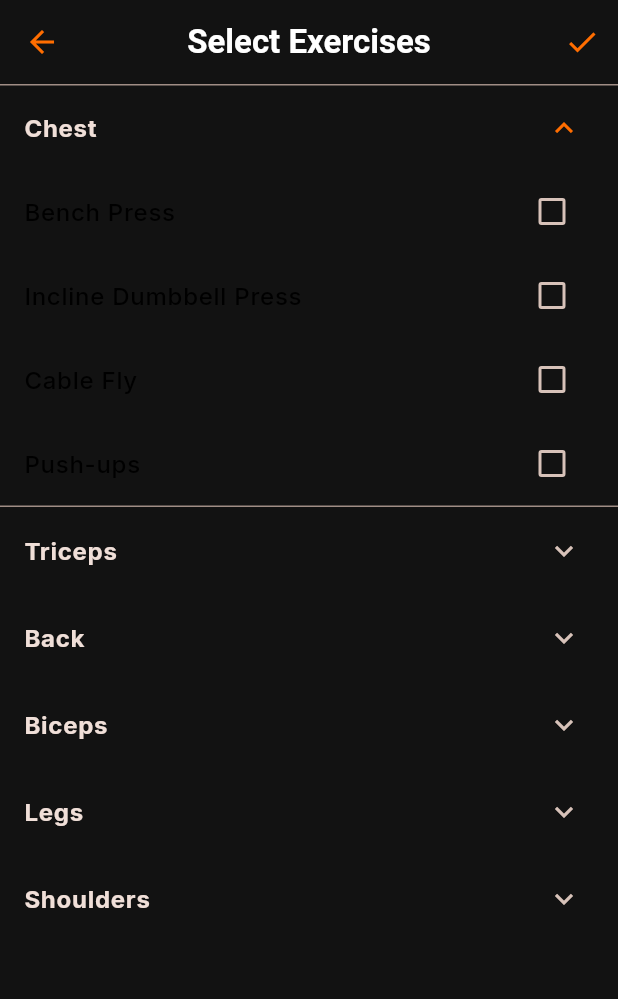
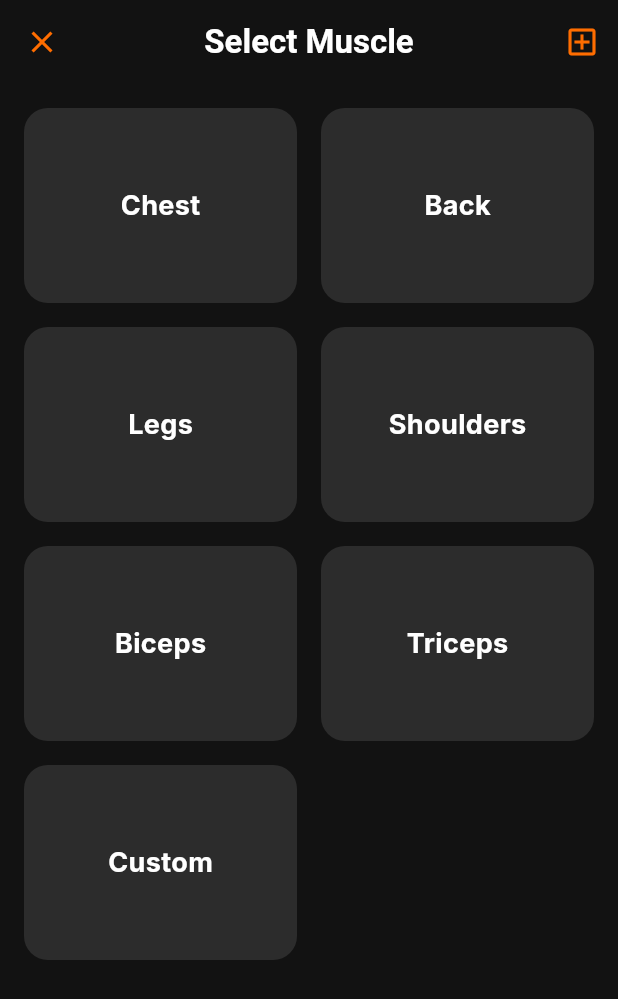
Before and after one commit to pratikg003/gym-tracker, a Flutter app: the ExerciseSelectionScreen screen opened directly, on a phone screen of 412 x 824 dp. Shown: the top 999 px of the screen. Run offline on Flutter 3.47's test engine with Material 3 defaults, Android fonts, the phone set to English and light mode, and no system bars; our stand-ins replace file_picker, fl_chart, google_fonts, share_plus, sqflite; accounts and stored records are empty.

Commit message:
refactor: restructure exercise selection flow - Implemented view swapping between a muscle group grid and an exercise list - Added dynamic selection counters to muscle group cards - Added a floating action button and dialog to create custom exercises - Updated AppBar to dynamically show the active muscle group and back navigation

```diff
--- a/lib/ui/screens/exercise_selection_screen.dart
+++ b/lib/ui/screens/exercise_selection_screen.dart
@@ -11,106 +11,236 @@ class ExerciseSelectionScreen extends StatefulWidget {
 }
 
 class _ExerciseSelectionScreenState extends State<ExerciseSelectionScreen> {
-  final Map<String, List<String>> _exerciseCatalog = {
+  // Removed 'final' so we can add custom exercises to it
+  Map<String, List<String>> _exerciseCatalog = {
     'Chest': ['Bench Press', 'Incline Dumbbell Press', 'Cable Fly', 'Push-ups'],
-    'Triceps': [
-      'Tricep Pushdown',
-      'Overhead Extension',
-      'Skullcrushers',
-      'Dips',
-    ],
     'Back': ['Pull-ups', 'Lat Pulldown', 'Barbell Row', 'Deadlift'],
-    'Biceps': ['Barbell Curl', 'Dumbbell Curl', 'Hammer Curl'],
     'Legs': ['Squats', 'Leg Press', 'Romanian Deadlift', 'Calf Raises'],
     'Shoulders': ['Overhead Press', 'Lateral Raises', 'Face Pulls'],
+    'Biceps': ['Barbell Curl', 'Dumbbell Curl', 'Hammer Curl'],
+    'Triceps': ['Tricep Pushdown', 'Overhead Extension', 'Skullcrushers', 'Dips'],
+    'Custom': [], // Added a dedicated bucket for uncategorized custom exercises
   };
 
   final Set<String> _selectedExercises = {};
+  String? _activeMuscleGroup; // Tracks which view to show
+
+  // Dialog to create a new custom exercise
+  void _showCustomExerciseDialog() {
+    final TextEditingController controller = TextEditingController();
+
+    showDialog(
+      context: context,
+      builder: (context) => AlertDialog(
+        title: const Text('Create Custom Exercise'),
+        content: TextField(
+          controller: controller,
+          autofocus: true,
+          textCapitalization: TextCapitalization.words,
+          decoration: const InputDecoration(
+            hintText: 'e.g., Zercher Squat',
+            border: OutlineInputBorder(),
+          ),
+        ),
+        actions: [
+          TextButton(
+            onPressed: () => Navigator.pop(context),
+            child: const Text('Cancel'),
+          ),
+          ElevatedButton(
+            onPressed: () {
+              if (controller.text.trim().isNotEmpty) {
+                setState(() {
+                  String newExercise = controller.text.trim();
+                  // Add to the active muscle group, or 'Custom' if on the grid view
+                  String group = _activeMuscleGroup ?? 'Custom';
+
+                  if (!_exerciseCatalog[group]!.contains(newExercise)) {
+                    _exerciseCatalog[group]!.add(newExercise);
+                  }
+                  _selectedExercises.add(newExercise); // Auto-select it
+                });
+                Navigator.pop(context);
+              }
+            },
+            child: const Text('Save & Select'),
+          ),
+        ],
+      ),
+    );
+  }
+
   @override
   Widget build(BuildContext context) {
     final provider = context.watch<WorkoutProvider>();
 
     return Scaffold(
       appBar: AppBar(
-        title: Text("Select Exercises"),
+        // Dynamic Title
+        title: Text(_activeMuscleGroup == null ? "Select Muscle" : _activeMuscleGroup!),
+        // Dynamic Leading Icon (Back button functionality)
+        leading: IconButton(
+          icon: Icon(_activeMuscleGroup == null ? Icons.close : Icons.arrow_back),
+          onPressed: () {
+            if (_activeMuscleGroup != null) {
+              setState(() => _activeMuscleGroup = null); // Go back to grid
+            } else {
+              Navigator.pop(context); // Close the whole screen
+            }
+          },
+        ),
         actions: [
           IconButton(
-            onPressed: () {
-              Navigator.pop(context, _selectedExercises.toList());
-            },
-            icon: Icon(Icons.check),
+            onPressed: _showCustomExerciseDialog,
+            icon: const Icon(Icons.add_box_outlined),
+            tooltip: "Create Custom Exercise",
           ),
         ],
       ),
-      body: ListView.builder(
-        itemCount: _exerciseCatalog.length,
-        itemBuilder: (context, index) {
-          String muscleGroup = _exerciseCatalog.keys.elementAt(index);
-          List<String> exercises = _exerciseCatalog[muscleGroup]!;
+      body: _activeMuscleGroup == null
+          ? _buildGridView()
+          : _buildListView(provider),
 
-          return ExpansionTile(
-            title: Text(
-              muscleGroup,
+      // Floating Action Button
+      floatingActionButton: _selectedExercises.isNotEmpty
+          ? FloatingActionButton.extended(
+              onPressed: () => Navigator.pop(context, _selectedExercises.toList()),
+              label: Text(
+                "Add ${_selectedExercises.length} Exercise${_selectedExercises.length > 1 ? 's' : ''}",
                 style: const TextStyle(fontWeight: FontWeight.bold),
               ),
-            initiallyExpanded: index == 0, // Expand the first one by default
-            children: exercises.map((exercise) {
-              // 1. Check if the exercise is already in today's log
-              bool alreadyAdded =
-                  provider.currentLog?.exercises.any(
+              icon: const Icon(Icons.check),
+              backgroundColor: Theme.of(context).colorScheme.primary,
+              foregroundColor: Colors.white,
+            )
+          : null,
+      floatingActionButtonLocation: FloatingActionButtonLocation.centerFloat,
+    );
+  }
+
+  // --- 1. GRID VIEW (Muscle Groups) ---
+  Widget _buildGridView() {
+    return GridView.builder(
+      padding: const EdgeInsets.all(16),
+      gridDelegate: const SliverGridDelegateWithFixedCrossAxisCount(
+        crossAxisCount: 2,
+        crossAxisSpacing: 16,
+        mainAxisSpacing: 16,
+        childAspectRatio: 1.4,
+      ),
+      itemCount: _exerciseCatalog.keys.length,
+      itemBuilder: (context, index) {
+        String group = _exerciseCatalog.keys.elementAt(index);
+
+        // Count how many exercises from this group are currently selected
+        int selectedCount = _exerciseCatalog[group]!
+            .where((ex) => _selectedExercises.contains(ex))
+            .length;
+
+        return InkWell(
+          onTap: () => setState(() => _activeMuscleGroup = group),
+          borderRadius: BorderRadius.circular(16),
+          child: Container(
+            decoration: BoxDecoration(
+              color: const Color(0xFF2C2C2C), // Dark theme card color
+              borderRadius: BorderRadius.circular(16),
+              border: selectedCount > 0
+                  ? Border.all(color: Theme.of(context).colorScheme.primary, width: 2) // Orange accent if items are selected
+                  : null,
+            ),
+            child: Center(
+              child: Column(
+                mainAxisAlignment: MainAxisAlignment.center,
+                children: [
+                  Text(
+                    group,
+                    style: const TextStyle(
+                      fontSize: 18,
+                      fontWeight: FontWeight.bold,
+                      color: Colors.white,
+                    ),
+                  ),
+                  if (selectedCount > 0)
+                    Padding(
+                      padding: const EdgeInsets.only(top: 8.0),
+                      child: Text(
+                        '$selectedCount Selected',
+                        style: TextStyle(
+                          color: Theme.of(context).colorScheme.primary,
+                          fontSize: 13,
+                          fontWeight: FontWeight.bold,
+                        ),
+                      ),
+                    ),
+                ],
+              ),
+            ),
+          ),
+        );
+      },
+    );
+  }
+
+  // --- 2. LIST VIEW (Specific Exercises) ---
+  Widget _buildListView(WorkoutProvider provider) {
+    List<String> exercises = _exerciseCatalog[_activeMuscleGroup!]!;
+
+    if (exercises.isEmpty) {
+      return const Center(
+        child: Text(
+          "No exercises here yet.\nTap the + icon top right to create one.",
+          textAlign: TextAlign.center,
+          style: TextStyle(color: Colors.grey, fontSize: 16),
+        ),
+      );
+    }
+
+    return ListView.builder(
+      padding: const EdgeInsets.only(bottom: 80), // Padding for the FAB
+      itemCount: exercises.length,
+      itemBuilder: (context, index) {
+        String exercise = exercises[index];
+
+        bool alreadyAdded = provider.currentLog?.exercises.any(
               (ex) => ex.exerciseName == exercise,
-                  ) ??
-                  false;
+            ) ?? false;
 
-              return CheckboxListTile(
+        bool isSelected = _selectedExercises.contains(exercise);
+
+        return ListTile(
+          onTap: alreadyAdded ? null : () {
+            setState(() {
+              if (isSelected) {
+                _selectedExercises.remove(exercise);
+              } else {
+                _selectedExercises.add(exercise);
+              }
+            });
+          },
+          leading: Icon(
+            alreadyAdded
+                ? Icons.check_circle
+                : isSelected
+                    ? Icons.check_box
+                    : Icons.check_box_outline_blank,
+            color: alreadyAdded
+                ? Colors.grey
+                : isSelected
+                    ? Theme.of(context).colorScheme.primary
+                    : Colors.grey,
+          ),
           title: Text(
             exercise,
             style: TextStyle(
-                    color: alreadyAdded
-                        ? Colors.grey
-                        : Colors.black, // Grey out text
-                    fontWeight: alreadyAdded
-                        ? FontWeight.normal
-                        : FontWeight.w500,
+              color: alreadyAdded ? Colors.grey : Colors.white,
+              fontWeight: isSelected ? FontWeight.bold : FontWeight.normal,
             ),
           ),
           subtitle: alreadyAdded
-                    ? const Text(
-                        "Already in today's workout",
-                        style: TextStyle(color: Colors.grey, fontSize: 12),
-                      )
+              ? const Text("Already in today's workout", style: TextStyle(color: Colors.grey, fontSize: 12))
               : null,
-
-                // 2. Force true if already added, else check local list
-                value: alreadyAdded
-                    ? true
-                    : _selectedExercises.contains(exercise),
-
-                // 3. Set to null to disable the checkbox completely
-                onChanged: alreadyAdded
-                    ? null
-                    : (bool? selected) {
-                        setState(() {
-                          if (selected == true) {
-                            _selectedExercises.add(exercise);
-                          } else {
-                            _selectedExercises.remove(exercise);
-                          }
-                        });
-                      },
-              );
-            }).toList(),
         );
       },
-      ),
-      floatingActionButton: _selectedExercises.isNotEmpty
-          ? FloatingActionButton.extended(
-              onPressed: () =>
-                  Navigator.pop(context, _selectedExercises.toList()),
-              label: Text("Add ${_selectedExercises.length}"),
-              icon: const Icon(Icons.add),
-            )
-          : null,
     );
   }
 }
```
Also changed, not shown: lib/ui/screens/daily_log_screen.dart (+55 -56 lines), lib/ui/widgets/exercise_card.dart (+24 -2 lines). Lines whose indentation alone changed are shown as unchanged.
